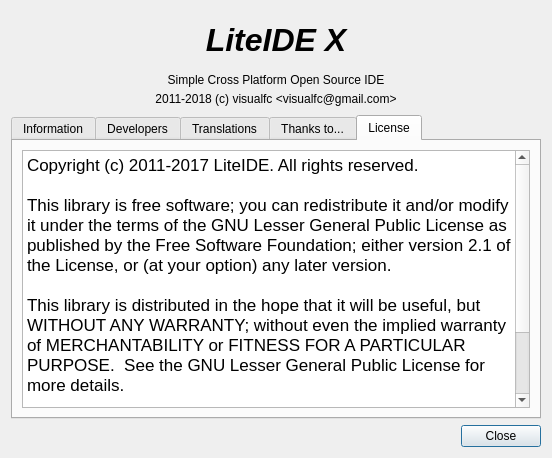
Before: the Qt Designer form liteidex/src/liteapp/aboutdialog.ui in visualfc/liteide, drawn with Qt 5.
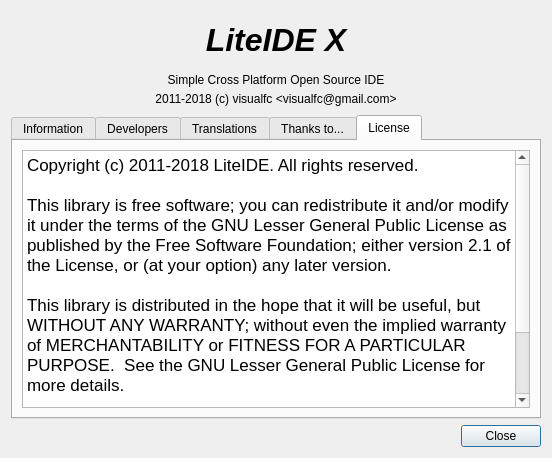
After: the same form once the commit is applied. The open tabs and pages were chosen to show the change. Icons and pictures are not drawn.

```diff
--- a/liteidex/src/liteapp/aboutdialog.ui
+++ b/liteidex/src/liteapp/aboutdialog.ui
@@ -574,7 +574,7 @@
 &lt;html&gt;&lt;head&gt;&lt;meta name=&quot;qrichtext&quot; content=&quot;1&quot; /&gt;&lt;style type=&quot;text/css&quot;&gt;
 p, li { white-space: pre-wrap; }
 &lt;/style&gt;&lt;/head&gt;&lt;body style=&quot; font-family:'.SF NS Text'; font-size:13pt; font-weight:400; font-style:normal;&quot;&gt;
-&lt;p style=&quot; margin-top:0px; margin-bottom:0px; margin-left:0px; margin-right:0px; -qt-block-indent:0; text-indent:0px;&quot;&gt;Copyright (c) 2011-2017 LiteIDE. All rights reserved.&lt;/p&gt;
+&lt;p style=&quot; margin-top:0px; margin-bottom:0px; margin-left:0px; margin-right:0px; -qt-block-indent:0; text-indent:0px;&quot;&gt;Copyright (c) 2011-2018 LiteIDE. All rights reserved.&lt;/p&gt;
 &lt;p style=&quot;-qt-paragraph-type:empty; margin-top:0px; margin-bottom:0px; margin-left:0px; margin-right:0px; -qt-block-indent:0; text-indent:0px;&quot;&gt;&lt;br /&gt;&lt;/p&gt;
 &lt;p style=&quot; margin-top:0px; margin-bottom:0px; margin-left:0px; margin-right:0px; -qt-block-indent:0; text-indent:0px;&quot;&gt;This library is free software; you can redistribute it and/or modify it under the terms of the GNU Lesser General Public License as published by the Free Software Foundation; either version 2.1 of the License, or (at your option) any later version.&lt;/p&gt;
 &lt;p style=&quot;-qt-paragraph-type:empty; margin-top:0px; margin-bottom:0px; margin-left:0px; margin-right:0px; -qt-block-indent:0; text-indent:0px;&quot;&gt;&lt;br /&gt;&lt;/p&gt;
```
